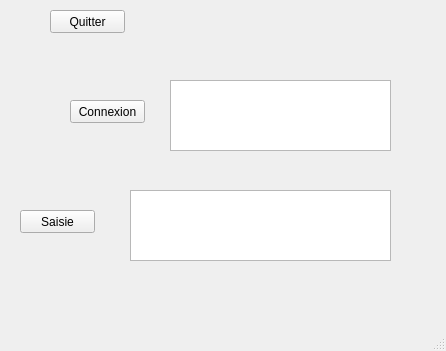
Old version of the form TP_Com_Odalid/mainwindow.ui in the repository Corentin-Fauchart/TP-ComSansFil.
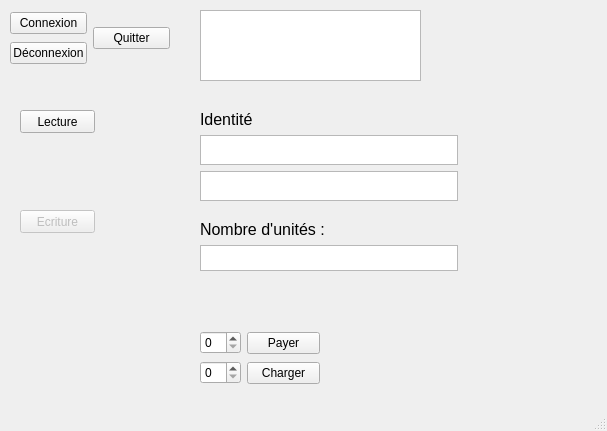
New version of the form.

Commit message: commit fin de séance 3 finalisation de la lecture sur la carte (secteur 2 et 3) début de l'écriture commencement d'interface graphique

```diff
--- a/TP_Com_Odalid/mainwindow.ui
+++ b/TP_Com_Odalid/mainwindow.ui
@@ -6,32 +6,19 @@
    <rect>
     <x>0</x>
     <y>0</y>
-    <width>446</width>
-    <height>351</height>
+    <width>607</width>
+    <height>431</height>
    </rect>
   </property>
   <property name="windowTitle">
    <string>MainWindow</string>
   </property>
   <widget class="QWidget" name="centralwidget">
-   <widget class="QPushButton" name="button_Connect">
+   <widget class="QTextEdit" name="affichageCarte">
     <property name="geometry">
      <rect>
-      <x>70</x>
-      <y>100</y>
-      <width>75</width>
-      <height>23</height>
-     </rect>
-    </property>
-    <property name="text">
-     <string>Connexion</string>
-    </property>
-   </widget>
-   <widget class="QTextEdit" name="affichage">
-    <property name="geometry">
-     <rect>
-      <x>170</x>
-      <y>80</y>
+      <x>200</x>
+      <y>10</y>
       <width>221</width>
       <height>71</height>
      </rect>
@@ -40,17 +27,10 @@
      <bool>true</bool>
     </property>
    </widget>
-   <widget class="QTextEdit" name="saisie">
-    <property name="geometry">
-     <rect>
-      <x>130</x>
-      <y>190</y>
-      <width>261</width>
-      <height>71</height>
-     </rect>
+   <widget class="QPushButton" name="button_Ecriture">
+    <property name="enabled">
+     <bool>false</bool>
     </property>
-   </widget>
-   <widget class="QPushButton" name="button_Saisie">
     <property name="geometry">
      <rect>
       <x>20</x>
@@ -60,32 +40,160 @@
      </rect>
     </property>
     <property name="text">
-     <string>Saisie</string>
+     <string>Ecriture</string>
     </property>
    </widget>
-   <widget class="QPushButton" name="button_Quitter">
+   <widget class="QPushButton" name="button_Lecture1">
     <property name="geometry">
      <rect>
-      <x>50</x>
-      <y>10</y>
+      <x>20</x>
+      <y>110</y>
       <width>75</width>
       <height>23</height>
      </rect>
     </property>
     <property name="text">
-     <string>Quitter</string>
+     <string>Lecture</string>
     </property>
    </widget>
-  </widget>
-  <widget class="QMenuBar" name="menubar">
-   <property name="geometry">
-    <rect>
-     <x>0</x>
-     <y>0</y>
-     <width>446</width>
-     <height>21</height>
-    </rect>
-   </property>
+   <widget class="QWidget" name="">
+    <property name="geometry">
+     <rect>
+      <x>200</x>
+      <y>110</y>
+      <width>258</width>
+      <height>91</height>
+     </rect>
+    </property>
+    <layout class="QVBoxLayout" name="verticalLayout">
+     <item>
+      <widget class="QLabel" name="label_Identite">
+       <property name="font">
+        <font>
+         <pointsize>12</pointsize>
+        </font>
+       </property>
+       <property name="text">
+        <string>Identité</string>
+       </property>
+      </widget>
+     </item>
+     <item>
+      <widget class="QTextEdit" name="affichageInfo2"/>
+     </item>
+     <item>
+      <widget class="QTextEdit" name="affichageInfo3"/>
+     </item>
+    </layout>
+   </widget>
+   <widget class="QWidget" name="">
+    <property name="geometry">
+     <rect>
+      <x>10</x>
+      <y>10</y>
+      <width>160</width>
+      <height>56</height>
+     </rect>
+    </property>
+    <layout class="QHBoxLayout" name="horizontalLayout">
+     <item>
+      <layout class="QVBoxLayout" name="verticalLayout_2">
+       <item>
+        <widget class="QPushButton" name="button_Connect">
+         <property name="text">
+          <string>Connexion</string>
+         </property>
+        </widget>
+       </item>
+       <item>
+        <widget class="QPushButton" name="button_Deconnexion">
+         <property name="text">
+          <string>Déconnexion</string>
+         </property>
+        </widget>
+       </item>
+      </layout>
+     </item>
+     <item>
+      <widget class="QPushButton" name="button_Quitter">
+       <property name="text">
+        <string>Quitter</string>
+       </property>
+      </widget>
+     </item>
+    </layout>
+   </widget>
+   <widget class="QWidget" name="">
+    <property name="geometry">
+     <rect>
+      <x>200</x>
+      <y>220</y>
+      <width>258</width>
+      <height>51</height>
+     </rect>
+    </property>
+    <layout class="QVBoxLayout" name="verticalLayout_3">
+     <item>
+      <widget class="QLabel" name="label_Unite">
+       <property name="font">
+        <font>
+         <pointsize>12</pointsize>
+        </font>
+       </property>
+       <property name="text">
+        <string>Nombre d'unités :</string>
+       </property>
+      </widget>
+     </item>
+     <item>
+      <widget class="QTextEdit" name="affichageMonnaie">
+       <property name="readOnly">
+        <bool>true</bool>
+       </property>
+      </widget>
+     </item>
+    </layout>
+   </widget>
+   <widget class="QWidget" name="">
+    <property name="geometry">
+     <rect>
+      <x>200</x>
+      <y>330</y>
+      <width>120</width>
+      <height>56</height>
+     </rect>
+    </property>
+    <layout class="QHBoxLayout" name="horizontalLayout_2">
+     <item>
+      <layout class="QVBoxLayout" name="verticalLayout_4">
+       <item>
+        <widget class="QSpinBox" name="spinBox_decremente"/>
+       </item>
+       <item>
+        <widget class="QSpinBox" name="spinBox_incremente"/>
+       </item>
+      </layout>
+     </item>
+     <item>
+      <layout class="QVBoxLayout" name="verticalLayout_5">
+       <item>
+        <widget class="QPushButton" name="pushButton_Payer">
+         <property name="text">
+          <string>Payer</string>
+         </property>
+        </widget>
+       </item>
+       <item>
+        <widget class="QPushButton" name="pushButton_Payer_2">
+         <property name="text">
+          <string>Charger</string>
+         </property>
+        </widget>
+       </item>
+      </layout>
+     </item>
+    </layout>
+   </widget>
   </widget>
   <widget class="QStatusBar" name="statusbar"/>
  </widget>
```
Left out of the diff: 10 changed lines with no effect on the pictures. The commit also changes 12 other files.
